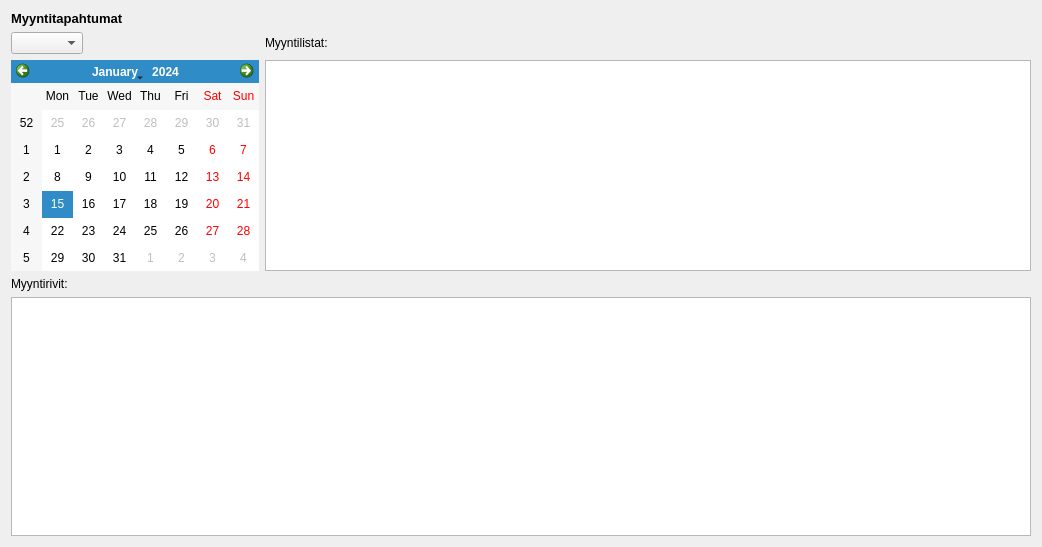
This is ui/sales/sales_tracking.ui in t3vato00/projekti1 as Qt 5 draws it before an edit. The edited form follows.
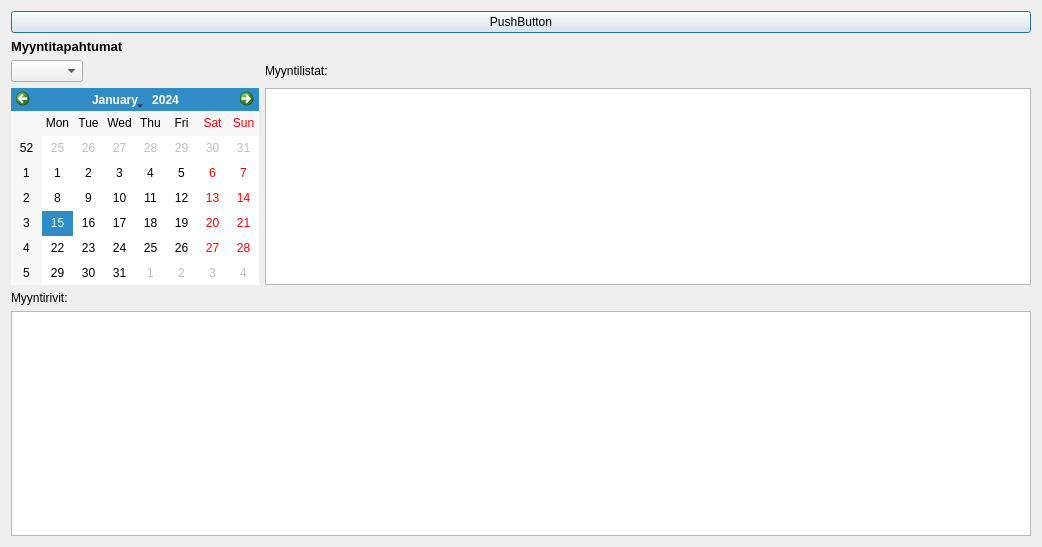
This is the edited form.

Commit message: sales kesken (transaktio)

```diff
--- a/ui/sales/sales_tracking.ui
+++ b/ui/sales/sales_tracking.ui
@@ -14,6 +14,13 @@
    <string>Dialog</string>
   </property>
   <layout class="QVBoxLayout" name="verticalLayout">
+   <item>
+    <widget class="QPushButton" name="pushButton">
+     <property name="text">
+      <string>PushButton</string>
+     </property>
+    </widget>
+   </item>
    <item>
     <widget class="QLabel" name="label_2">
      <property name="font">
```
The commit also changes 7 other files.
